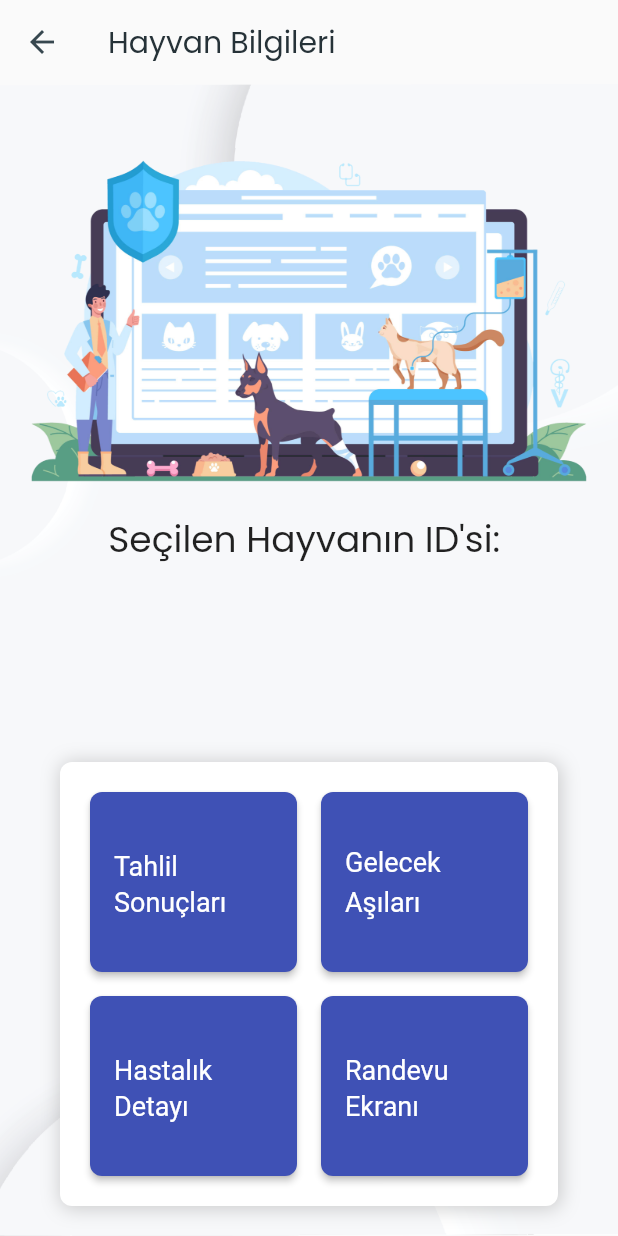
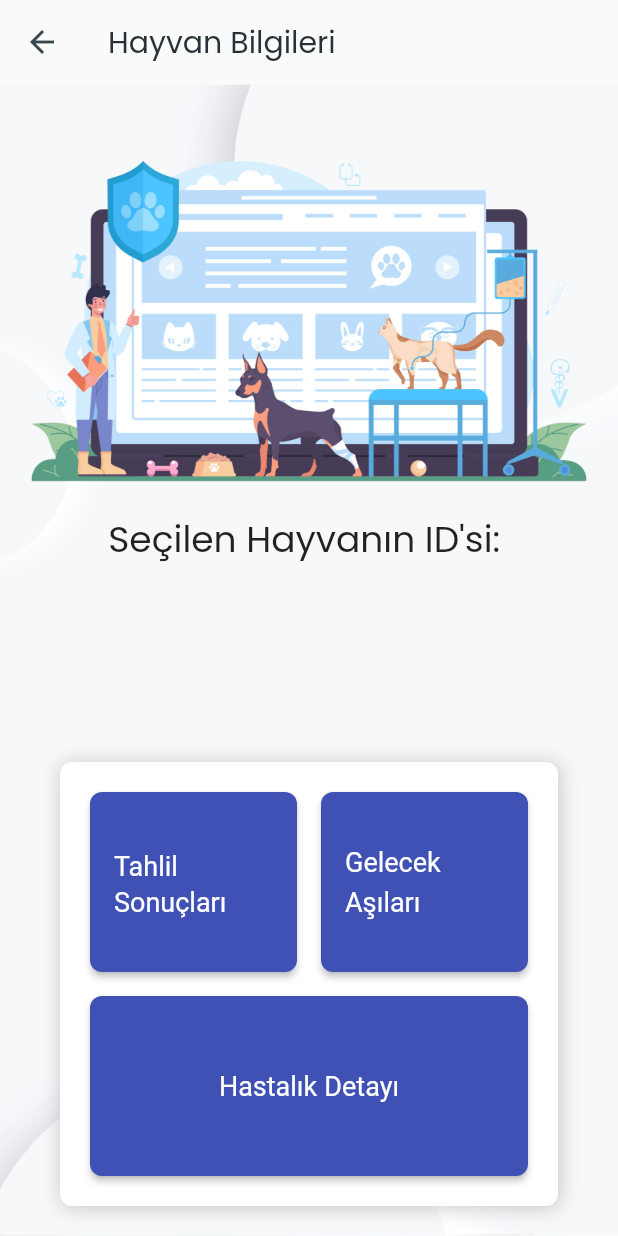
Before and after one commit to ElanurToptas/ANTHELION, a Flutter app: the ChipUpdatePage screen opened directly, after a tap on "Hayvan Bilgilerini Getir", on a phone screen of 412 x 824 dp. Run offline on Flutter 3.47's test engine with Material 2 defaults, Android fonts, the phone set to English and light mode, and no system bars; our stand-ins replace cloud_firestore, file_picker, firebase_auth, firebase_core, firebase_storage, flutter_heatmap_calendar and 5 more; missing offline and left inert: flutter_pdfview; accounts and stored records are empty.

Commit message:
minor changes

```diff
--- a/lib/vet_pages/vet._main.dart
+++ b/lib/vet_pages/vet._main.dart
@@ -75,8 +75,9 @@ class ChipUpdatePage extends StatelessWidget {
     return Scaffold(
         appBar: AppBar(
           title: Text('Hayvan Bilgilerini Getir'),
-      ),body: Container(
-          decoration: BoxDecoration(
+        ),
+        body: Container(
+          decoration: const BoxDecoration(
             image: DecorationImage(
               image: AssetImage('asset/ArkaPlan/Arka Plan.png'),
               fit: BoxFit.cover,
@@ -118,7 +119,8 @@ class EditAnimalPage extends StatelessWidget {
     return Scaffold(
         appBar: AppBar(
           title: Text('Hayvan Bilgileri'),
-      ),body: Container(
+        ),
+        body: Container(
           decoration: BoxDecoration(
             image: DecorationImage(
               image: AssetImage('asset/ArkaPlan/Arka Plan.png'),
@@ -126,14 +128,12 @@ class EditAnimalPage extends StatelessWidget {
             ),
           ),
           child: Center(
-        child:Column(
+            child: Column(
               //mainAxisAlignment: MainAxisAlignment.center,
               children: [
                 Image.asset(
                   'asset/Kullanıcı/vet bilgi.png',
-
                 ),
-
                 Text(
                   'Seçilen Hayvanın ID\'si: $chipNumber',
                   style: TextStyle(fontSize: 24),
@@ -216,31 +216,14 @@ class EditAnimalPage extends StatelessWidget {
                                     Navigator.push(
                                       context,
                                       MaterialPageRoute(
-                                    builder: (context) => DiseaseDiagnosisPage(
+                                        builder: (context) =>
+                                            DiseaseDiagnosisPage(
                                           chipNumber: chipNumber,
                                         ),
                                       ),
                                     );
                                   },
                                   child: Text('Hastalık Detayı'),
-                            ),
-                          ),
-                        ),
-                        SizedBox(width: 16),
-                        Expanded(
-                          child: Container(
-                            height: 120,
-                            child: ElevatedButton(
-                              style: ButtonStyles.elevatedButtonStyle,
-                              onPressed: () {
-                                Navigator.push(
-                                  context,
-                                  MaterialPageRoute(
-                                      builder: (context) =>
-                                          VeterinariansPage()),
-                                );
-                              },
-                              child: Text('Randevu Ekranı'),
                                 ),
                               ),
                             ),
@@ -266,7 +249,8 @@ class ProfilePage extends StatelessWidget {
         body: Scaffold(
       appBar: AppBar(
         title: Text('Veteriner Profili'),
-        ),body: Container(
+      ),
+      body: Container(
         decoration: BoxDecoration(
           image: DecorationImage(
             image: AssetImage('asset/ArkaPlan/Arka Plan.png'),
```
Also changed, not shown: lib/vet_pages/vet_profile/edit_profile.dart (+25 -7 lines). Lines whose indentation alone changed are shown as unchanged.
